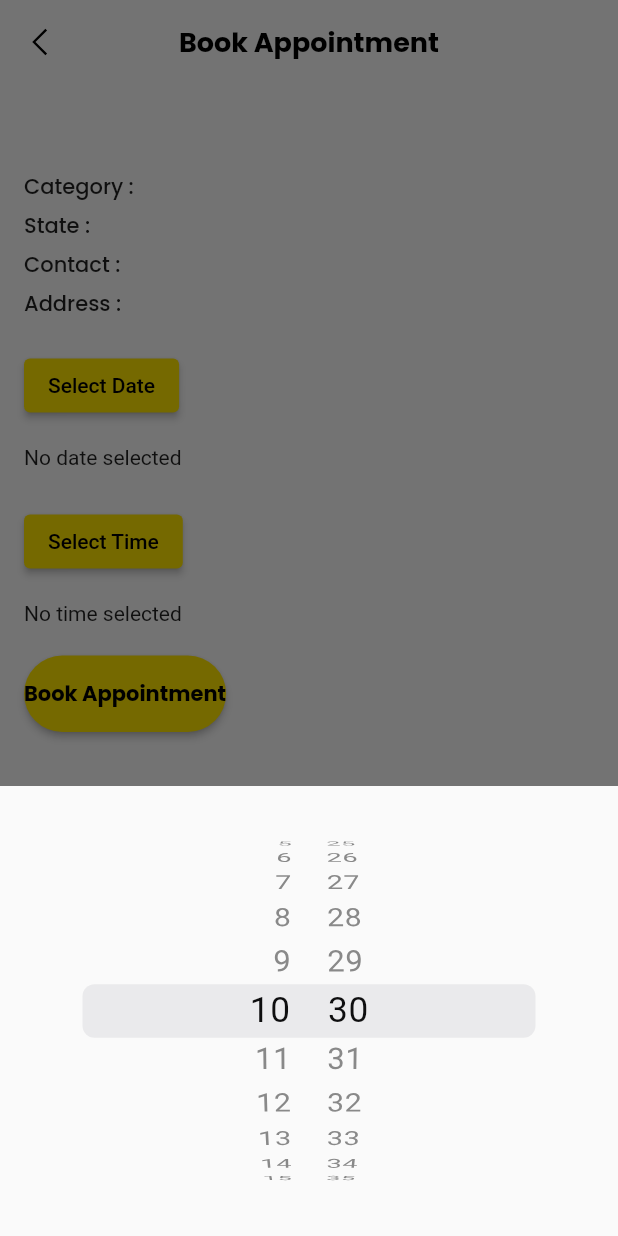
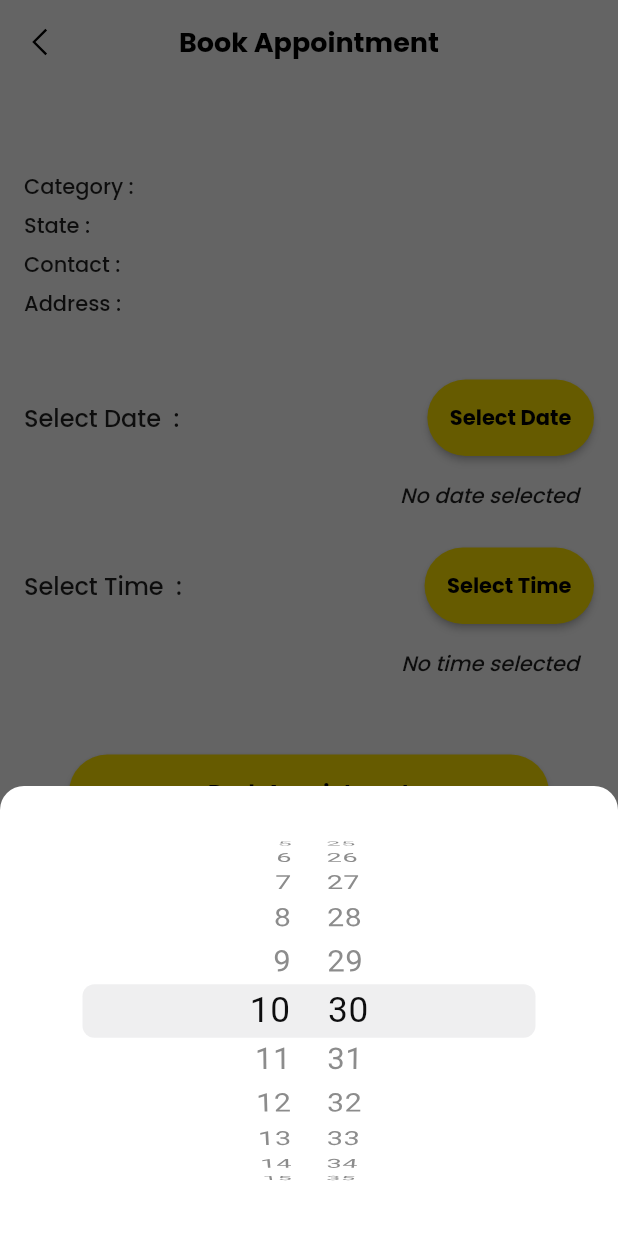
Before and after one commit to shreyxnsh/Aashayein-RehabCentre, a Flutter app: the BookAppointmentScreen screen opened directly with empty values, after a tap on "Select Time", on a phone screen of 412 x 824 dp. Run offline on Flutter 3.47's test engine with Material 2 defaults, Android fonts, the phone set to English and light mode, and no system bars; our stand-ins replace cloud_firestore, firebase_auth, firebase_core, flutter_native_splash, flutter_otp_text_field, get and 1 more; accounts and stored records are empty.

Commit message:
Appointment screen bug fixed

```diff
--- a/lib/src/features/screens/appointments/book_appointment_screen.dart
+++ b/lib/src/features/screens/appointments/book_appointment_screen.dart
@@ -78,11 +78,26 @@ class _BookAppointmentScreenState extends State<BookAppointmentScreen> {
   }
 
   Future<void> _selectTime(BuildContext context) async {
-    final TimeOfDay? pickedTime = await showModalBottomSheet<TimeOfDay>(
+    final TimeOfDay? pickedTime = await showCupertinoModalPopup<TimeOfDay>(
       context: context,
       builder: (BuildContext context) {
-        return Container(
+        return Stack(
+          children: [
+            ModalBarrier(
+              color: Colors.black.withOpacity(0.5),
+              dismissible: false,
+            ),
+            Align(
+              alignment: Alignment.bottomCenter,
+              child: Container(
                 height: 300,
+                decoration: BoxDecoration(
+                  color: Colors.white,
+                  borderRadius: BorderRadius.only(
+                    topLeft: Radius.circular(16),
+                    topRight: Radius.circular(16),
+                  ),
+                ),
                 child: CupertinoDatePicker(
                   mode: CupertinoDatePickerMode.time,
                   initialDateTime: DateTime.now(),
@@ -93,6 +108,10 @@ class _BookAppointmentScreenState extends State<BookAppointmentScreen> {
                     });
                   },
                 ),
+              ),
+            ),
+          ],
+
         );
       },
     );
@@ -101,6 +120,37 @@ class _BookAppointmentScreenState extends State<BookAppointmentScreen> {
       setState(() {
         selectedTime = pickedTime;
       });
+    }
+  }
+
+  String _getMonthName(int month) {
+    switch (month) {
+      case 1:
+        return 'January';
+      case 2:
+        return 'February';
+      case 3:
+        return 'March';
+      case 4:
+        return 'April';
+      case 5:
+        return 'May';
+      case 6:
+        return 'June';
+      case 7:
+        return 'July';
+      case 8:
+        return 'August';
+      case 9:
+        return 'September';
+      case 10:
+        return 'October';
+      case 11:
+        return 'November';
+      case 12:
+        return 'December';
+      default:
+        return '';
     }
   }
 
@@ -219,50 +269,145 @@ class _BookAppointmentScreenState extends State<BookAppointmentScreen> {
                       fontFamily: 'PoppinsMedium',
                     ),
                   ),
-                  SizedBox(height: 20),
+                  SizedBox(height: 40),
+                  Row(
+                    mainAxisAlignment: MainAxisAlignment.spaceBetween,
+                    children: [
+                      Text(
+                        'Select Date  : ',
+                        style: TextStyle(
+                          fontSize: 16,
+                          fontFamily: 'PoppinsMedium',
+                        ),
+                      ),
                       ElevatedButton(
                         onPressed: () => _selectDate(context),
-                    child: Text('Select Date'),
-                    style: ElevatedButton.styleFrom(
-                      primary: Color(0xFFFFE400),
-                      onPrimary: Colors.black,
+                        child: Text(
+                          'Select Date',
+                          style: TextStyle(
+                            fontFamily: 'PoppinsBold',
+                            color: tDarkColor,
                           ),
                         ),
+                        style: OutlinedButton.styleFrom(
+                          shape: StadiumBorder(),
+                          foregroundColor: tWhiteColor,
+                          backgroundColor: tPrimaryColor,
+                          padding: EdgeInsets.symmetric(
+                              vertical: tButtonHeight,
+                              horizontal: tButtonHeight),
+                        ),
+                      ),
+                    ],
+                  ),
                   SizedBox(height: 16),
+                  // selectedDate != null
+                  //     ? Text(
+                  //         'Selected Date: ${DateFormat('yyyy-MM-dd').format(selectedDate!)}',
+                  //         style: TextStyle(fontSize: 18),
+                  //       )
+                  //     : Container(
+                  //       alignment: Alignment.centerRight,
+                  //         child: Text('No date selected', style: TextStyle(
+                  //     fontSize: 14,
+                  //     fontFamily: 'PoppinsMedium',
+                  //   ),
+                  //   ),
+                  //       ),
+
                   selectedDate != null
-                      ? Text(
-                          'Selected Date: ${DateFormat('yyyy-MM-dd').format(selectedDate!)}',
-                          style: TextStyle(fontSize: 18),
+                      ? Container(
+                        margin: EdgeInsets.only(right: 10),
+                        alignment: Alignment.centerRight,
+                        child: Text(
+                            '${selectedDate!.day} ${_getMonthName(selectedDate!.month)} ${selectedDate!.year}',
+                            style: TextStyle(
+                              fontSize: 16,
+                              fontStyle: FontStyle.italic,
+                              fontFamily: 'PoppinsMedium',
+                            ),
+                          ),
                       )
                       : Container(
-                          child: Text('No date selected'),
+                          alignment: Alignment.centerRight,
+                          margin: EdgeInsets.only(right: 10),
+                          child: Text(
+                            'No date selected',
+                            style: TextStyle(
+                                fontSize: 14,
+                                fontStyle: FontStyle.italic,
+                                fontFamily: 'PoppinsMedium',
                               ),
+                          ),
+                        ),
+
                   SizedBox(height: 24),
+                  Row(
+                    mainAxisAlignment: MainAxisAlignment.spaceBetween,
+                    children: [
+                      Text(
+                        'Select Time  : ',
+                        style: TextStyle(
+                          fontSize: 16,
+                          fontFamily: 'PoppinsMedium',
+                        ),
+                      ),
                       ElevatedButton(
                         onPressed: () => _selectTime(context),
-                    child: Text('Select Time'),
-                    style: ElevatedButton.styleFrom(
-                      primary: Color(0xFFFFE400),
-                      onPrimary: Colors.black,
+                        child: Text(
+                          'Select Time',
+                          style: TextStyle(
+                            fontFamily: 'PoppinsBold',
+                            color: tDarkColor,
                           ),
+                        ),
+                        style: OutlinedButton.styleFrom(
+                          shape: StadiumBorder(),
+                          foregroundColor: tWhiteColor,
+                          backgroundColor: tPrimaryColor,
+                          padding: EdgeInsets.symmetric(
+                              vertical: tButtonHeight,
+                              horizontal: tButtonHeight),
+                        ),
+                      ),
+                    ],
                   ),
                   SizedBox(height: 16),
                   selectedTime != null
-                      ? Text(
-                          'Selected Time: ${selectedTime!.format(context)}',
-                          style: TextStyle(fontSize: 18),
+                      ? Container(
+                        alignment: Alignment.centerRight,
+                        margin: EdgeInsets.only(right: 10),
+                        child: Text(
+                            '${selectedTime!.format(context)}',
+                            style: TextStyle(
+                                fontSize: 16,
+                                fontStyle: FontStyle.italic,
+                                fontFamily: 'PoppinsBold',
+                              ),
+                          ),
                       )
                       : Container(
-                          child: Text('No time selected'),
+                          alignment: Alignment.centerRight,
+                          margin: EdgeInsets.only(right: 10),
+                          child: Text(
+                            'No time selected',
+                            style: TextStyle(
+                                fontSize: 14,
+                                fontStyle: FontStyle.italic,
+                                fontFamily: 'PoppinsMedium',
+                              ),
+                          ),
                         ),
                   SizedBox(
                     height: 20,
                   ),
-                  ElevatedButton(
+                  Container(
+                    margin: EdgeInsets.all(30),
+                    width: double.infinity,
+                    child: ElevatedButton(
                       onPressed: () async {
                         // var details = await FirebaseAuth.instance.currentUser;
                         bookAppointment();
-
                       },
                       child: Text(
                         'Book Appointment',
@@ -278,6 +423,7 @@ class _BookAppointmentScreenState extends State<BookAppointmentScreen> {
                         padding: EdgeInsets.symmetric(vertical: tButtonHeight),
                       ),
                     ),
+                  ),
                 ],
               ),
             ),
@@ -288,8 +434,7 @@ class _BookAppointmentScreenState extends State<BookAppointmentScreen> {
   }
 
   Future<void> bookAppointment() async {
-     List DataList =
-                          await AppointmentModal.getSnapshotViaEmail(
+    List DataList = await AppointmentModal.getSnapshotViaEmail(
         ProfileScreen.userData!.email.toString());
 
     await UserModal.userFetch();
@@ -301,26 +446,28 @@ class _BookAppointmentScreenState extends State<BookAppointmentScreen> {
       "state": widget.centre.state,
       "contact": widget.centre.contact,
       "address": widget.centre.address,
-                        "date": DateFormat('yyyy-MM-dd').format(selectedDate!),
+     "date": DateFormat('dd MMMM yyyy').format(selectedDate!),
                         "time": selectedTime!.format(context),
+
                         // "time": DateTime.now().toIso8601String(),
                         "status": "pending"
                       };
 
-                      DateTime selectedDateTime = DateTime.parse(
-                          "${DateFormat('yyyy-MM-dd').format(selectedDate!)} ${selectedTime!.format(context)}:00");
+                      DateTime selectedDateTime = DateFormat('dd MMMM yyyy').parse(
+  '${DateFormat('dd MMMM yyyy').format(selectedDate!)} ${selectedTime!.format(context)}',
+);
+
 
     // check if the user has already booked an appointment
     for (var i in DataList) {
       var date = i["date"];
       var time = i["time"];
 
-                        DateTime appointmentTime =
-                            DateTime.parse("$date $time:00");
+      // DateTime appointmentTime = DateTime.parse("$date $time");
+      DateTime appointmentTime = DateFormat('dd MMMM yyyy').parse("$date $time");
+
       log(appointmentTime.toIso8601String());
-                        var diff = appointmentTime
-                            .difference(selectedDateTime)
-                            .inHours;
+      var diff = appointmentTime.difference(selectedDateTime).inHours;
 
       log(diff.toString());
       // log(diff.inHours.toString());
@@ -350,6 +497,5 @@ class _BookAppointmentScreenState extends State<BookAppointmentScreen> {
       borderRadius: 8,
       duration: Duration(seconds: 3),
     );
-
   }
 }
```
Lines whose indentation alone changed are shown as unchanged.
